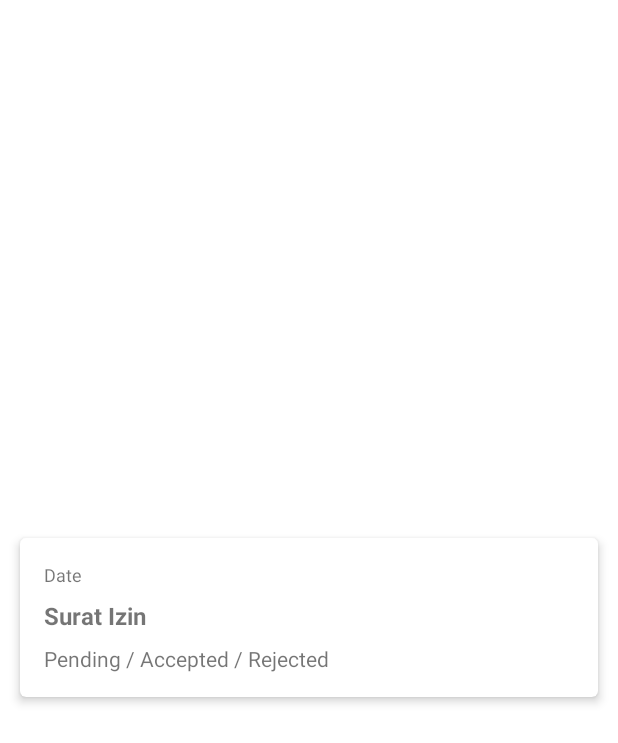
After one commit to ditocpp/Aplikasi-Perizinan-Staff, an Android app: the layout item_letter_staff.xml on its own in the app's theme, with its tools: preview values and no code run, on a phone screen of 412 x 824 dp. The commit adds this screen. Shown: the top 743 px of the screen. Run offline under Robolectric (Android 15) with nearby library versions, the phone set to English and light mode, and no system bars.

Commit message:
menambahkan recyclerview pada halaman activity_staff_home.xml

```diff
--- a/app/src/main/res/layout/activity_staff_home.xml
+++ b/app/src/main/res/layout/activity_staff_home.xml
@@ -19,8 +19,7 @@
         android:layout_width="match_parent"
         android:layout_height="match_parent"
         app:layout_behavior="@string/appbar_scrolling_view_behavior"
-        tools:listitem="@layout/item_letter" />
-
+        tools:listitem="@layout/item_letter_staff" />
 
     <com.google.android.material.floatingactionbutton.FloatingActionButton
         android:id="@+id/fab_add_letter"
--- /dev/null
+++ b/app/src/main/res/layout/item_letter_staff.xml
@@ -0,0 +1,77 @@
+<?xml version="1.0" encoding="utf-8"?>
+<androidx.cardview.widget.CardView xmlns:android="http://schemas.android.com/apk/res/android"
+    xmlns:card_view="http://schemas.android.com/apk/res-auto"
+    xmlns:tools="http://schemas.android.com/tools"
+    xmlns:app="http://schemas.android.com/apk/res-auto"
+    android:id="@+id/card_view"
+    android:layout_width="match_parent"
+    android:layout_height="wrap_content"
+    android:layout_gravity="center"
+    android:layout_marginLeft="8dp"
+    android:layout_marginTop="4dp"
+    android:layout_marginRight="8dp"
+    android:layout_marginBottom="4dp"
+    card_view:cardCornerRadius="4dp"
+    app:cardElevation="4dp"
+    app:cardMaxElevation="4dp"
+    app:cardUseCompatPadding="true">
+
+    <androidx.constraintlayout.widget.ConstraintLayout
+        android:id="@+id/cv_item_note"
+        android:layout_width="match_parent"
+        android:layout_height="match_parent"
+        android:padding="16dp">
+
+        <TextView
+            android:id="@+id/tv_item_date"
+            android:layout_width="0dp"
+            android:layout_height="wrap_content"
+            android:gravity="start"
+            android:text="@string/date"
+            android:textSize="12sp"
+            card_view:layout_constraintBottom_toBottomOf="parent"
+            card_view:layout_constraintEnd_toEndOf="parent"
+            card_view:layout_constraintStart_toStartOf="parent"
+            card_view:layout_constraintTop_toTopOf="parent"
+            card_view:layout_constraintVertical_bias="0.0" />
+
+        <TextView
+            android:id="@+id/tv_permit"
+            android:layout_width="0dp"
+            android:layout_height="wrap_content"
+            android:layout_marginTop="8dp"
+            android:gravity="start"
+            android:text="@string/permit"
+            android:textSize="16sp"
+            android:textStyle="bold"
+            card_view:layout_constraintBottom_toBottomOf="parent"
+            card_view:layout_constraintEnd_toEndOf="@+id/tv_item_date"
+            card_view:layout_constraintStart_toStartOf="parent"
+            card_view:layout_constraintTop_toBottomOf="@+id/tv_item_date"
+            card_view:layout_constraintVertical_bias="0.0" />
+
+
+        <TextView
+            android:id="@+id/tv_permit_status"
+            android:layout_width="0dp"
+            android:layout_height="wrap_content"
+            android:layout_marginTop="8dp"
+            android:layout_marginEnd="8dp"
+            android:gravity="start"
+            android:text="@string/status"
+            android:textSize="14sp"
+            card_view:layout_constraintBottom_toBottomOf="parent"
+            card_view:layout_constraintEnd_toStartOf="@+id/img_status"
+            card_view:layout_constraintStart_toStartOf="parent"
+            card_view:layout_constraintTop_toBottomOf="@+id/tv_permit" />
+
+        <ImageView
+            android:id="@+id/img_status"
+            android:layout_width="wrap_content"
+            android:layout_height="wrap_content"
+            card_view:layout_constraintBottom_toBottomOf="parent"
+            card_view:layout_constraintEnd_toEndOf="parent"
+            card_view:srcCompat="@drawable/ic_baseline_access_time_24" />
+
+    </androidx.constraintlayout.widget.ConstraintLayout>
+</androidx.cardview.widget.CardView>
```
